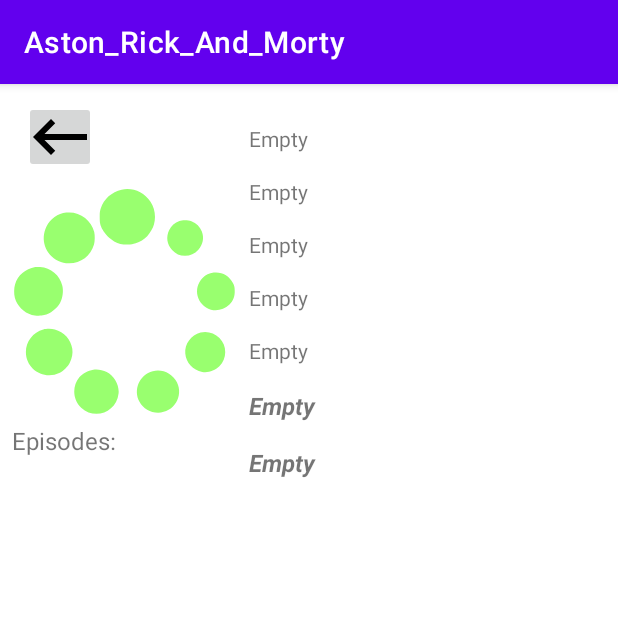
After one commit to ThePhyrus/Aston_Rick_And_Morty, an Android app: the fragment CharacterDetailsFragment shown on its own in the app's theme, on a phone screen of 412 x 824 dp, the top half of it. The commit adds this screen. Run offline under Robolectric (Android 15) with nearby library versions, the phone set to English and light mode, and no system bars.

Commit message:
Создал CharacterDetailsFragment.kt и подготовил разметку для него.

```diff
--- a/app/build.gradle
+++ b/app/build.gradle
@@ -52,5 +52,7 @@ dependencies {
     implementation 'com.github.javafaker:javafaker:1.0.2'
     //Glide
     implementation 'com.github.bumptech.glide:glide:4.12.0'
+    //Fragment
+    implementation 'androidx.fragment:fragment-ktx:1.5.4'
 
 }
--- a/app/src/main/java/roman/bannikov/aston_rick_and_morty/view/MainActivity.kt
+++ b/app/src/main/java/roman/bannikov/aston_rick_and_morty/view/MainActivity.kt
@@ -9,6 +9,9 @@ import roman.bannikov.aston_rick_and_morty.models.CharacterModelService
 import roman.bannikov.aston_rick_and_morty.view.fragments.CharactersMainFragment
 import roman.bannikov.aston_rick_and_morty.view.fragments.EpisodesMainFragment
 import roman.bannikov.aston_rick_and_morty.view.fragments.LocationsMainFragment
+
+//todo change image_for_item_episodes (drawable)
+//fixme tvDataSapience?!? (CharacterDetailsFragment)
 
 class MainActivity : AppCompatActivity() {
 
--- /dev/null
+++ b/app/src/main/java/roman/bannikov/aston_rick_and_morty/view/fragments/CharacterDetailsFragment.kt
@@ -0,0 +1,60 @@
+package roman.bannikov.aston_rick_and_morty.view.fragments
+
+import android.os.Bundle
+import androidx.fragment.app.Fragment
+import android.view.LayoutInflater
+import android.view.View
+import android.view.ViewGroup
+import roman.bannikov.aston_rick_and_morty.R
+
+// TODO: Rename parameter arguments, choose names that match
+// the fragment initialization parameters, e.g. ARG_ITEM_NUMBER
+private const val ARG_PARAM1 = "param1"
+private const val ARG_PARAM2 = "param2"
+
+/**
+ * A simple [Fragment] subclass.
+ * Use the [CharacterDetailsFragment.newInstance] factory method to
+ * create an instance of this fragment.
+ */
+class CharacterDetailsFragment : Fragment() {
+    // TODO: Rename and change types of parameters
+    private var param1: String? = null
+    private var param2: String? = null
+
+    override fun onCreate(savedInstanceState: Bundle?) {
+        super.onCreate(savedInstanceState)
+        arguments?.let {
+            param1 = it.getString(ARG_PARAM1)
+            param2 = it.getString(ARG_PARAM2)
+        }
+    }
+
+    override fun onCreateView(
+        inflater: LayoutInflater, container: ViewGroup?,
+        savedInstanceState: Bundle?
+    ): View? {
+        // Inflate the layout for this fragment
+        return inflater.inflate(R.layout.fragment_character_details, container, false)
+    }
+
+    companion object {
+        /**
+         * Use this factory method to create a new instance of
+         * this fragment using the provided parameters.
+         *
+         * @param param1 Parameter 1.
+         * @param param2 Parameter 2.
+         * @return A new instance of fragment CharacterDetailsFragment.
+         */
+        // TODO: Rename and change types and number of parameters
+        @JvmStatic
+        fun newInstance(param1: String, param2: String) =
+            CharacterDetailsFragment().apply {
+                arguments = Bundle().apply {
+                    putString(ARG_PARAM1, param1)
+                    putString(ARG_PARAM2, param2)
+                }
+            }
+    }
+}
--- /dev/null
+++ b/app/src/main/res/drawable/ic_btn_back.xml
@@ -0,0 +1,5 @@
+<vector android:autoMirrored="true" android:height="48dp"
+    android:tint="#000000" android:viewportHeight="24"
+    android:viewportWidth="24" android:width="48dp" xmlns:android="http://schemas.android.com/apk/res/android">
+    <path android:fillColor="@android:color/white" android:pathData="M21,11H6.83l3.58,-3.59L9,6l-6,6 6,6 1.41,-1.41L6.83,13H21z"/>
+</vector>
--- /dev/null
+++ b/app/src/main/res/drawable/ic_loading_bright.xml
@@ -0,0 +1,22 @@
+<vector android:autoMirrored="true" android:height="60dp"
+    android:viewportHeight="512" android:viewportWidth="512"
+    android:width="60dp" xmlns:android="http://schemas.android.com/apk/res/android">
+    <path android:fillColor="@color/mr_ic_loading_bright_color"
+        android:pathData="M249.5,1.5c-22.7,5 -40.5,20.9 -47.6,42.7 -2,6.2 -2.4,9.2 -2.3,19.8 0,13.5 0.8,16.7 6.7,29 4.3,8.8 16.7,21.2 26.2,26.2 10.2,5.3 18.1,7.2 30.5,7.1 8.8,-0 11.8,-0.4 18.5,-2.7 10.5,-3.6 18.6,-8.7 26.1,-16.2 6.4,-6.5 13.2,-18.2 15.4,-26.4 5,-18.2 2,-37.4 -8.2,-52.5 -14.4,-21.6 -40.7,-32.4 -65.3,-27z" android:strokeColor="#00000000"/>
+    <path android:fillColor="@color/mr_ic_loading_bright_color"
+        android:pathData="M123.5,53.7c-19.3,2.3 -36.6,14.5 -45,31.7 -14.7,29.7 -2.9,63.7 27.1,78.4 7.9,3.9 15.1,5.5 24.8,5.4 26.6,-0.1 48.6,-16.9 56.2,-42.8 2.1,-7.1 2.3,-20.6 0.5,-28.4 -6.7,-28.4 -34.6,-47.9 -63.6,-44.3z" android:strokeColor="#00000000"/>
+    <path android:fillColor="@color/mr_ic_loading_bright_color"
+        android:pathData="M381,72.7c-10.3,3.6 -18.9,11.2 -23.5,20.9 -7.4,15.6 -4.9,32.2 6.8,45 8.2,9 17.7,13.4 29.3,13.4 11.9,-0 22.1,-4.6 30.5,-13.8 10.6,-11.6 13.5,-26.7 7.9,-41.3 -4.2,-11.1 -12.4,-19.2 -23.8,-23.6 -7,-2.7 -20.3,-3 -27.2,-0.6z" android:strokeColor="#00000000"/>
+    <path android:fillColor="@color/mr_ic_loading_bright_color"
+        android:pathData="M53,177.6c-22.8,4.1 -39.8,18.7 -46.1,39.7 -2.5,8.3 -2.7,21.7 -0.4,30.1 4.9,18.3 20.2,33.7 38.7,39.1 7,2 20.6,2.2 27.9,0.5 13.7,-3.2 29.7,-15.4 36.2,-27.7 6.1,-11.4 8.1,-26.7 5.2,-39.2 -5.6,-23.8 -26.2,-41 -50.6,-42.5 -4.6,-0.2 -9.5,-0.2 -10.9,-0z" android:strokeColor="#00000000"/>
+    <path android:fillColor="@color/mr_ic_loading_bright_color"
+        android:pathData="M459,190.1c-10.8,1.4 -17.8,4.8 -25.4,12.5 -23.1,23.5 -12.9,62.2 19.1,71.9 13.6,4.2 31.1,-0.4 41.6,-10.9 9.4,-9.4 13.1,-19.3 12.5,-33.1 -0.3,-8.2 -0.8,-10.1 -4.1,-16.7 -8.1,-16.5 -25.5,-25.9 -43.7,-23.7z" android:strokeColor="#00000000"/>
+    <path android:fillColor="@color/mr_ic_loading_bright_color"
+        android:pathData="M71.3,319.5c-23.6,6.4 -39.7,27.3 -39.7,51.5 0,39.6 41.2,64.8 77.3,47.3 8.3,-4 18.4,-14.2 22.6,-22.7 5.2,-10.4 7.2,-21.6 5.7,-32 -3.1,-21.3 -18.7,-38.6 -39.8,-44.1 -7.2,-1.9 -19.2,-1.8 -26.1,-0z" android:strokeColor="#00000000"/>
+    <path android:fillColor="@color/mr_ic_loading_bright_color"
+        android:pathData="M429.1,326.6c-21.8,5.8 -36.6,26.2 -34.8,47.8 1.9,21.1 17.3,37.9 38.6,41.8 13.2,2.5 28.7,-2.7 39,-12.9 17.7,-17.8 17.8,-46.7 0.2,-64.4 -11.6,-11.5 -28.2,-16.3 -43,-12.3z" android:strokeColor="#00000000"/>
+    <path android:fillColor="@color/mr_ic_loading_bright_color"
+        android:pathData="M185,411.1c-11.9,1.7 -24.6,8.7 -31.8,17.4 -16.9,20.6 -15.1,51.4 4.2,69.2 31.3,29 80.4,10.4 85.1,-32.2 2.1,-18.9 -9.5,-40 -27,-49.1 -9.2,-4.8 -20.7,-6.8 -30.5,-5.3z" android:strokeColor="#00000000"/>
+    <path android:fillColor="@color/mr_ic_loading_bright_color"
+        android:pathData="M320.3,414.5c-30.3,8.2 -44.9,41.9 -30.2,69.5 8.3,15.6 24.4,25.1 42.4,25.1 35.6,-0.1 58.5,-37.1 42.8,-69.1 -10,-20.4 -33.5,-31.3 -55,-25.5z" android:strokeColor="#00000000"/>
+</vector>
--- /dev/null
+++ b/app/src/main/res/layout/fragment_character_details.xml
@@ -0,0 +1,172 @@
+<?xml version="1.0" encoding="utf-8"?>
+<androidx.constraintlayout.widget.ConstraintLayout xmlns:android="http://schemas.android.com/apk/res/android"
+    xmlns:app="http://schemas.android.com/apk/res-auto"
+    xmlns:tools="http://schemas.android.com/tools"
+    android:layout_width="match_parent"
+    android:layout_height="match_parent"
+    tools:context=".view.fragments.CharacterDetailsFragment">
+
+
+    <ImageButton
+        android:id="@+id/btnBack"
+        android:layout_width="@dimen/btn_back_width"
+        android:layout_height="@dimen/btn_back_height"
+        android:layout_marginStart="@dimen/margin_double"
+        android:gravity="center_vertical|center_horizontal"
+        android:src="@drawable/ic_btn_back"
+        app:layout_constraintBottom_toTopOf="@+id/guidelineFirst"
+        app:layout_constraintStart_toStartOf="parent"
+        app:layout_constraintTop_toTopOf="parent" />
+
+
+    <androidx.constraintlayout.widget.Guideline
+        android:id="@+id/guidelineFirst"
+        android:layout_width="wrap_content"
+        android:layout_height="wrap_content"
+        android:orientation="horizontal"
+        app:layout_constraintGuide_begin="@dimen/guideline_first_begin" />
+
+    <ImageView
+        android:id="@+id/ivCharacterImageDetails"
+        android:layout_width="@dimen/iv_character_details_width"
+        android:layout_height="@dimen/iv_character_details_height"
+        android:layout_marginStart="@dimen/margin"
+        android:src="@drawable/ic_loading_bright"
+        app:layout_constraintStart_toStartOf="parent"
+        app:layout_constraintTop_toTopOf="@+id/guidelineFirst" />
+
+    <TextView
+        android:id="@+id/tvCharacterNameDetails"
+        android:layout_width="wrap_content"
+        android:layout_height="wrap_content"
+        android:layout_margin="@dimen/margin"
+        android:ems="10"
+        android:text="@string/empty"
+        android:textSize="@dimen/text_size_14_sp"
+        app:layout_constraintBottom_toTopOf="@+id/tvCharacterStatusDetails"
+        app:layout_constraintStart_toEndOf="@+id/ivCharacterImageDetails"
+        app:layout_constraintTop_toTopOf="@+id/guidelineFirst" />
+
+    <TextView
+        android:id="@+id/tvCharacterStatusDetails"
+        android:layout_width="wrap_content"
+        android:layout_height="wrap_content"
+        android:layout_margin="@dimen/margin"
+        android:ems="16"
+        android:text="@string/empty"
+        android:textSize="@dimen/text_size_14_sp"
+        app:layout_constraintBottom_toTopOf="@+id/tvCharacterTypeDetails"
+        app:layout_constraintStart_toEndOf="@+id/ivCharacterImageDetails"
+        app:layout_constraintTop_toBottomOf="@+id/tvCharacterNameDetails" />
+
+    <TextView
+        android:id="@+id/tvCharacterTypeDetails"
+        android:layout_width="wrap_content"
+        android:layout_height="wrap_content"
+        android:layout_margin="@dimen/margin"
+        android:ems="16"
+        android:text="@string/empty"
+        android:textSize="@dimen/text_size_14_sp"
+        app:layout_constraintBottom_toTopOf="@+id/tvCharacterSpeciesDetails"
+        app:layout_constraintStart_toEndOf="@+id/ivCharacterImageDetails"
+        app:layout_constraintTop_toBottomOf="@+id/tvCharacterStatusDetails" />
+
+    <TextView
+        android:id="@+id/tvCharacterSpeciesDetails"
+        android:layout_width="wrap_content"
+        android:layout_height="wrap_content"
+        android:layout_margin="@dimen/margin"
+        android:ems="14"
+        android:text="@string/empty"
+        android:textSize="@dimen/text_size_14_sp"
+        app:layout_constraintBottom_toTopOf="@+id/tvCharacterGenderDetails"
+        app:layout_constraintStart_toEndOf="@+id/ivCharacterImageDetails"
+        app:layout_constraintTop_toBottomOf="@+id/tvCharacterTypeDetails" />
+
+    <TextView
+        android:id="@+id/tvCharacterGenderDetails"
+        android:layout_width="wrap_content"
+        android:layout_height="wrap_content"
+        android:layout_margin="@dimen/margin"
+        android:ems="16"
+        android:text="@string/empty"
+        android:textSize="@dimen/text_size_14_sp"
+        app:layout_constraintBottom_toTopOf="@+id/tvCharacterOriginDetails"
+        app:layout_constraintStart_toEndOf="@+id/ivCharacterImageDetails"
+        app:layout_constraintTop_toBottomOf="@+id/tvCharacterSpeciesDetails" />
+
+    <TextView
+        android:id="@+id/tvCharacterOriginDetails"
+        android:layout_width="wrap_content"
+        android:layout_height="wrap_content"
+        android:layout_margin="@dimen/margin"
+        android:clickable="true"
+        android:ems="20"
+        android:focusable="true"
+        android:text="@string/empty"
+        android:textSize="@dimen/text_size_16_sp"
+        android:textStyle="bold|italic"
+        app:layout_constraintBottom_toTopOf="@+id/tvCharacterLocationDetails"
+        app:layout_constraintStart_toEndOf="@+id/ivCharacterImageDetails"
+        app:layout_constraintTop_toBottomOf="@+id/tvCharacterGenderDetails" />
+
+    <TextView
+        android:id="@+id/tvCharacterLocationDetails"
+        android:layout_width="wrap_content"
+        android:layout_height="wrap_content"
+        android:layout_margin="@dimen/margin"
+        android:clickable="true"
+        android:ems="20"
+        android:focusable="true"
+        android:text="@string/empty"
+        android:textSize="@dimen/text_size_16_sp"
+        android:textStyle="bold|italic"
+        app:layout_constraintBottom_toBottomOf="@+id/ivCharacterImageDetails"
+        app:layout_constraintStart_toEndOf="@+id/ivCharacterImageDetails"
+        app:layout_constraintTop_toBottomOf="@+id/tvCharacterOriginDetails" />
+
+    <TextView
+        android:layout_width="wrap_content"
+        android:layout_height="wrap_content"
+        android:layout_margin="@dimen/margin"
+        android:text="@string/episodes"
+        android:textSize="@dimen/text_size_16_sp"
+        app:layout_constraintBottom_toTopOf="@+id/guidelineSecond"
+        app:layout_constraintStart_toStartOf="parent"
+        app:layout_constraintTop_toBottomOf="@+id/ivCharacterImageDetails" />
+
+    <androidx.constraintlayout.widget.Guideline
+        android:id="@+id/guidelineSecond"
+        android:layout_width="wrap_content"
+        android:layout_height="wrap_content"
+        android:orientation="horizontal"
+        app:layout_constraintGuide_begin="@dimen/guideline_second_begin" />
+
+    <androidx.recyclerview.widget.RecyclerView
+        android:id="@+id/rvCharacterDetails"
+        android:layout_width="0dp"
+        android:layout_height="0dp"
+        android:layout_margin="@dimen/margin"
+        app:layoutManager="androidx.recyclerview.widget.GridLayoutManager"
+        app:layout_constraintBottom_toBottomOf="parent"
+        app:layout_constraintEnd_toEndOf="parent"
+        app:layout_constraintStart_toStartOf="parent"
+        app:layout_constraintTop_toTopOf="@+id/guidelineSecond"
+        app:spanCount="1"
+        tools:listitem="@layout/item_episodes_in_character_details"
+        tools:orientation="vertical" />
+
+    <ProgressBar
+        android:id="@+id/progress_bar_character_details"
+        style="?android:attr/progressBarStyleLarge"
+        android:layout_width="wrap_content"
+        android:layout_height="wrap_content"
+        android:foregroundGravity="center"
+        android:indeterminateTint="@color/mr_indeterminate_tint_color"
+        android:visibility="gone"
+        app:layout_constraintBottom_toBottomOf="@+id/rvCharacterDetails"
+        app:layout_constraintEnd_toEndOf="@+id/rvCharacterDetails"
+        app:layout_constraintStart_toStartOf="@+id/rvCharacterDetails"
+        app:layout_constraintTop_toTopOf="@+id/rvCharacterDetails" />
+
+</androidx.constraintlayout.widget.ConstraintLayout>
--- a/app/src/main/res/values/colors.xml
+++ b/app/src/main/res/values/colors.xml
@@ -17,6 +17,11 @@
     <color name="mr_main_background_color">#38BD00</color>
     <color name="mr_frame_layout_background_color">#1F6A00</color>
 
+    <color name="mr_ic_loading_bright_color">#99FF6F</color>
+    <color name="mr_ic_loading_dark_color">#154700</color>
+
+    <color name="mr_indeterminate_tint_color">#4BFF00</color>
+
 
 
 </resources>
--- a/app/src/main/res/values/dimens.xml
+++ b/app/src/main/res/values/dimens.xml
@@ -1,5 +1,14 @@
 <?xml version="1.0" encoding="utf-8" standalone="no"?>
 <resources>
+    <dimen name="btn_back_height">48dp</dimen>
+    <dimen name="btn_back_width">48dp</dimen>
+
+    <dimen name="guideline_first_begin">70dp</dimen>
+    <dimen name="guideline_second_begin">255dp</dimen>
+
+    <dimen name="iv_character_details_height">150dp</dimen>
+    <dimen name="iv_character_details_width">150dp</dimen>
+
     <dimen name="margin">8dp</dimen>
     <dimen name="margin_double">16dp</dimen>
     <dimen name="margin_half">4dp</dimen>
@@ -8,12 +17,14 @@
     <dimen name="radius_card_corner">16dp</dimen>
 
     <dimen name="square_card_200_dp">200dp</dimen>
+    <dimen name="square_icon_48_dp">48dp</dimen>
 
+    <!--    //todo разобраться с размерами текста и ems-->
     <dimen name="text_size_10_sp">10sp</dimen>
     <dimen name="text_size_12_sp">12sp</dimen>
     <dimen name="text_size_14_sp">14sp</dimen>
     <dimen name="text_size_16_sp">16sp</dimen>
     <dimen name="text_size_18_sp">18sp</dimen>
     <dimen name="text_size_20_sp">20sp</dimen>
-    <dimen name="square_icon_48_dp">48dp</dimen>
+    <dimen name="width_340_dp">340dp</dimen>
 </resources>
--- a/app/src/main/res/values/strings.xml
+++ b/app/src/main/res/values/strings.xml
@@ -4,5 +4,9 @@
     <string name="species_unknown">Species unknown</string>
     <string name="gender_unknown">Gender unknown</string>
     <string name="status_unknown">Status unknown</string>
+    <string name="empty">Empty</string>
+    <string name="episodes">Episodes:</string>
+    <string name="episode_name">Episode name</string>
+    <string name="date">Date:</string>
 
 </resources>
```
Also changed, not shown: app/src/main/res/drawable/ic_arrow_forward.xml (added, +9 -0 lines), app/src/main/res/drawable/ic_loading_dark.xml (added, +22 -0 lines), app/src/main/res/layout/item_episodes_in_character_details.xml (added, +64 -0 lines), app/src/main/res/drawable/image_for_item_episodes.png (added), 1 other file.
